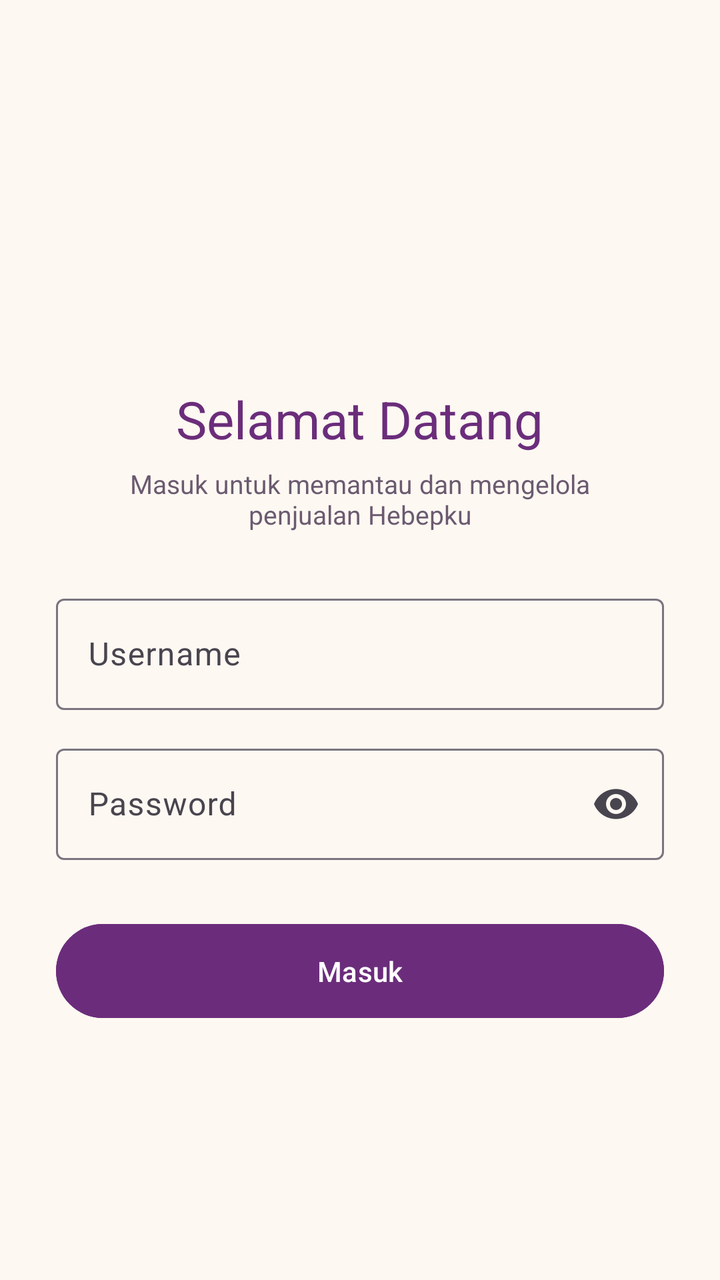
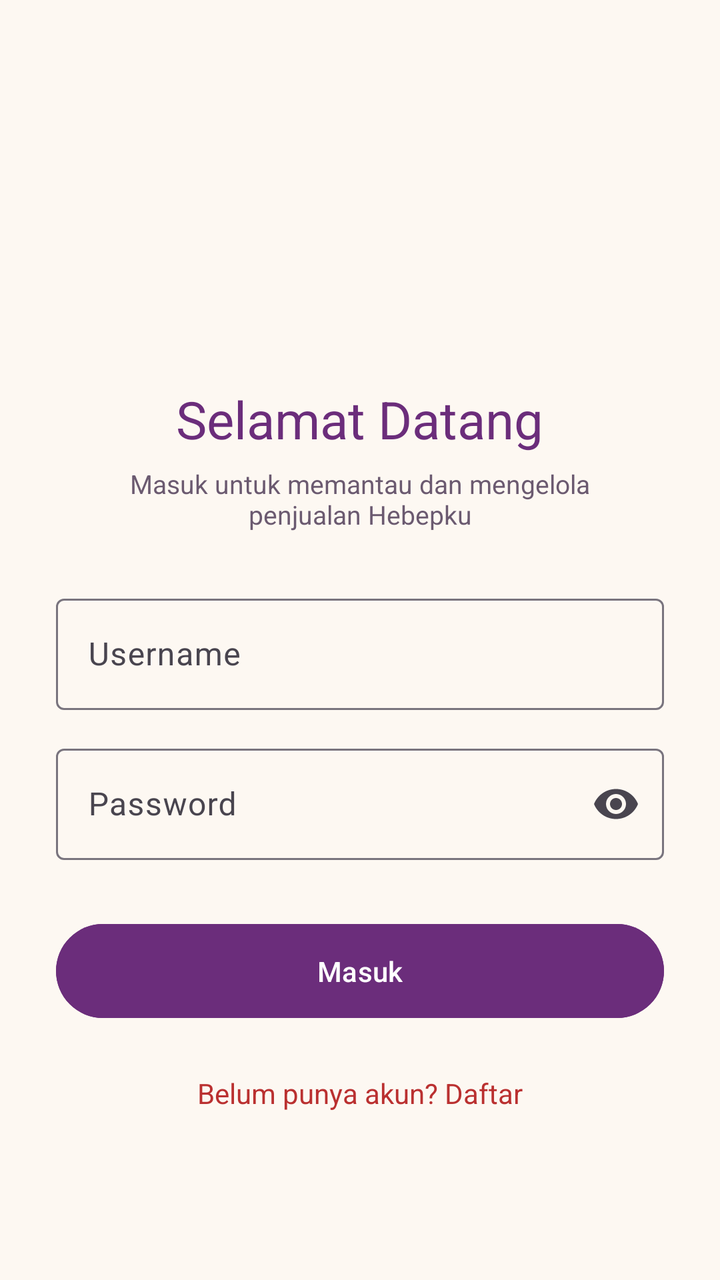

Compare the two renders of this Android layout. The source of the first and the diff that turns it into the second are given below.
<!-- AndroidManifest.xml: application theme Theme.BYDSushi -->
<!-- res/layout/activity_auth.xml -->
<?xml version="1.0" encoding="utf-8"?>
<ScrollView
    xmlns:android="http://schemas.android.com/apk/res/android"
    xmlns:app="http://schemas.android.com/apk/res-auto"
    xmlns:tools="http://schemas.android.com/tools"
    android:id="@+id/main"
    android:layout_width="match_parent"
    android:layout_height="match_parent"
    android:background="@color/cream_bg"
    android:fillViewport="true"
    tools:context=".AuthActivity">

    <LinearLayout
        android:layout_width="match_parent"
        android:layout_height="wrap_content"
        android:gravity="center_horizontal"
        android:orientation="vertical"
        android:padding="28dp">

        <ImageView
            android:layout_width="96dp"
            android:layout_height="96dp"
            android:layout_marginTop="48dp"
            android:contentDescription="Logo Hebepku"/>

        <TextView
            android:layout_width="wrap_content"
            android:layout_height="wrap_content"
            android:layout_marginTop="20dp"
            android:text="Selamat Datang"
            android:textColor="@color/purple_primary"
            android:textSize="26sp" />

        <TextView
            android:layout_width="wrap_content"
            android:layout_height="wrap_content"
            android:layout_marginTop="6dp"
            android:gravity="center"
            android:text="Masuk untuk memantau dan mengelola\npenjualan Hebepku"
            android:textColor="@color/text_muted"
            android:textSize="13sp" />

        <com.google.android.material.textfield.TextInputLayout
            android:layout_width="match_parent"
            android:layout_height="wrap_content"
            android:layout_marginTop="28dp"
            android:hint="Username">

            <com.google.android.material.textfield.TextInputEditText
                android:id="@+id/etUsername"
                android:layout_width="match_parent"
                android:layout_height="wrap_content"
                android:inputType="text" />
        </com.google.android.material.textfield.TextInputLayout>

        <com.google.android.material.textfield.TextInputLayout
            android:layout_width="match_parent"
            android:layout_height="wrap_content"
            android:layout_marginTop="14dp"
            android:hint="Password"
            app:endIconMode="password_toggle">

            <com.google.android.material.textfield.TextInputEditText
                android:id="@+id/etPassword"
                android:layout_width="match_parent"
                android:layout_height="wrap_content"
                android:inputType="textPassword" />
        </com.google.android.material.textfield.TextInputLayout>

        <Button
            android:id="@+id/btnLogin"
            android:layout_width="match_parent"
            android:layout_height="wrap_content"
            android:layout_marginTop="28dp"
            android:backgroundTint="@color/purple_primary"
            android:paddingVertical="14dp"
            android:text="Masuk"
            android:textColor="@android:color/white" />
    </LinearLayout>
</ScrollView>
<!-- resources referenced by this layout -->
<resources>
  <color name="cream_bg">#FDF8F2</color>
  <color name="purple_primary">#6B2D7B</color>
  <color name="text_muted">#6B5A70</color>
  <style name="Theme.BYDSushi" parent="Base.Theme.BYDSushi" />
  <style name="Base.Theme.BYDSushi" parent="Theme.Material3.DayNight.NoActionBar">
  
          
          
      </style>
</resources>

<!-- the commit's change to res/layout/activity_auth.xml (unified diff, before → after) -->
@@ -76,5 +76,13 @@
             android:paddingVertical="14dp"
             android:text="Masuk"
             android:textColor="@android:color/white" />
+        <TextView
+            android:id="@+id/btnDaftar"
+            android:layout_width="wrap_content"
+            android:layout_height="wrap_content"
+            android:layout_marginTop="16dp"
+            android:padding="8dp"
+            android:text="Belum punya akun? Daftar"
+            android:textColor="#BA3030" />
     </LinearLayout>
 </ScrollView>
